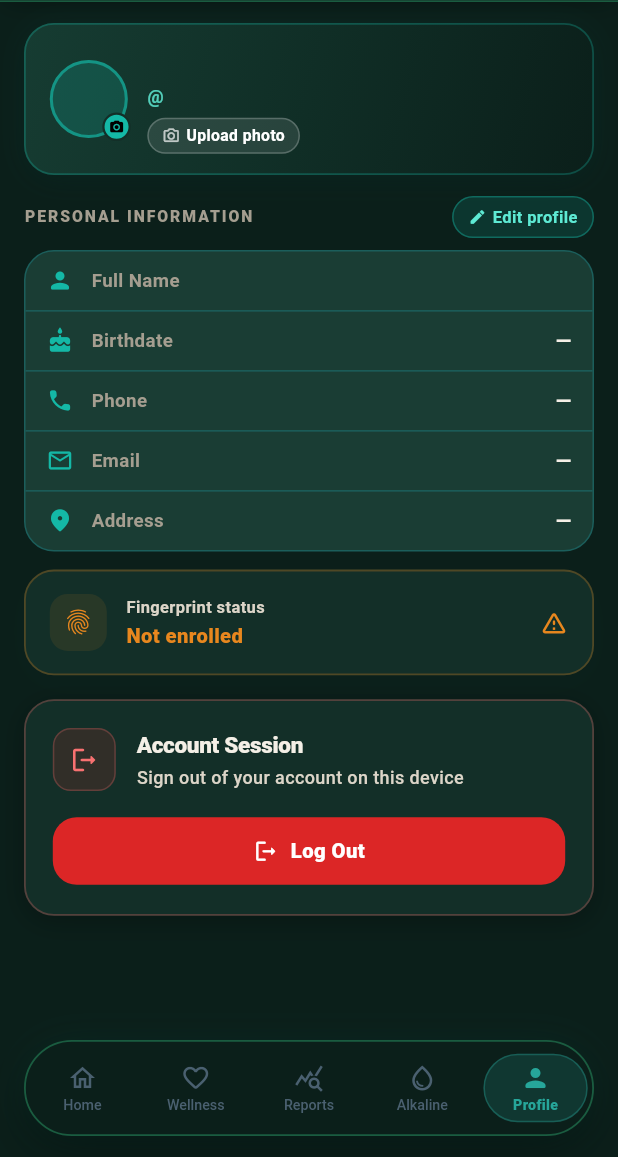
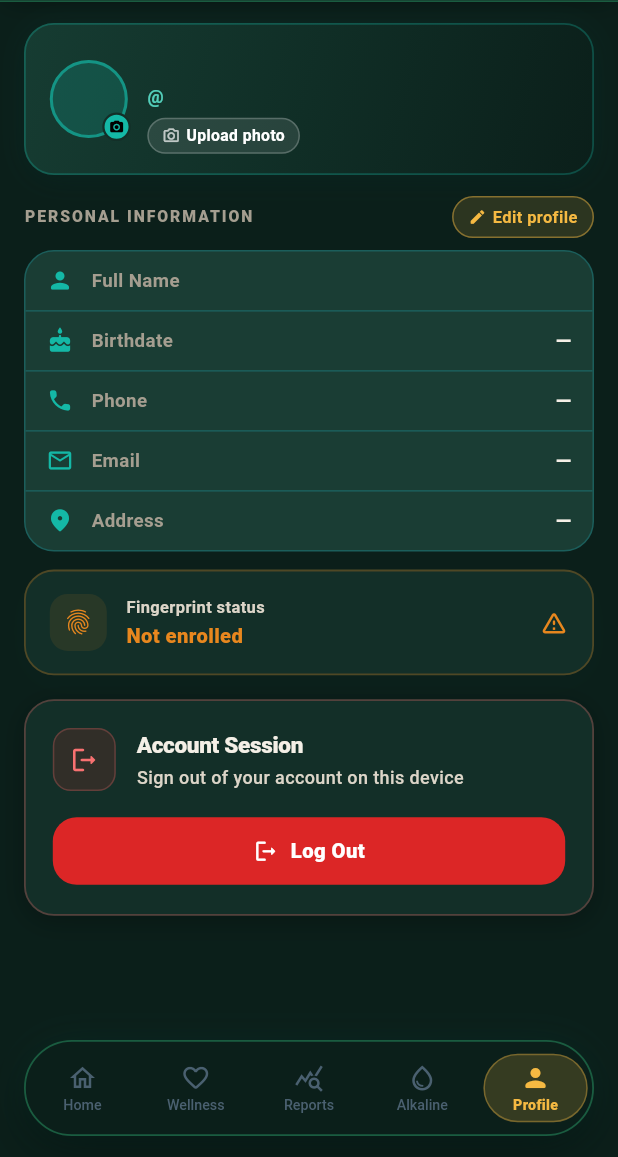
Before and after one commit to shielaatienzahida/wellcare, a Flutter app: the ClientPortalScreen screen opened directly with empty values, item 5 of the bottom bar chosen, on a phone screen of 412 x 824 dp, the part 79-1236 px from its top. Run offline on Flutter 3.47's test engine with Material 3 defaults, Android fonts, the phone set to English and light mode, and no system bars; our stand-ins replace image_picker, shared_preferences; accounts and stored records are empty; network calls fail.

Commit message:
Format birthdate nicely and add amber accents to profile and edit modal

```diff
--- a/wellcare-mobile/lib/screens/client_portal_screen.dart
+++ b/wellcare-mobile/lib/screens/client_portal_screen.dart
@@ -626,7 +626,7 @@ class _ClientPortalScreenState extends State<ClientPortalScreen>
       (label: 'Wellness', icon: Icons.favorite_outline_rounded, active: Icons.favorite_rounded,  color: kMint),
       (label: 'Reports',  icon: Icons.query_stats_outlined,   active: Icons.query_stats_rounded,  color: kEmeraldLight),
       (label: 'Alkaline', icon: Icons.water_drop_outlined,    active: Icons.water_drop_rounded,   color: kTurquoise),
-      (label: 'Profile',  icon: Icons.person_outline_rounded, active: Icons.person_rounded,       color: kKelly),
+      (label: 'Profile',  icon: Icons.person_outline_rounded, active: Icons.person_rounded,       color: kAmber),
     ];
 
     return Container(
@@ -1341,16 +1341,16 @@ class _ClientPortalScreenState extends State<ClientPortalScreen>
                             Container(
                               padding: const EdgeInsets.symmetric(horizontal: 7, vertical: 2),
                               decoration: BoxDecoration(
-                                color: const Color(0xFF14B8A6).withValues(alpha: 0.16),
+                                color: kAmber.withValues(alpha: 0.16),
                                 borderRadius: BorderRadius.circular(AppRadius.pill),
-                                border: Border.all(color: const Color(0xFF14B8A6).withValues(alpha: 0.35)),
+                                border: Border.all(color: kAmber.withValues(alpha: 0.45)),
                               ),
                               child: Text(
                                 'ID: ${_client.clientIdNumber}',
                                 style: const TextStyle(
                                   fontSize: 10,
                                   fontWeight: FontWeight.w700,
-                                  color: kTurquoiseLight,
+                                  color: kAmber,
                                   letterSpacing: 0.4,
                                 ),
                               ),
@@ -1398,14 +1398,14 @@ class _ClientPortalScreenState extends State<ClientPortalScreen>
                 child: Container(
                   padding: const EdgeInsets.symmetric(horizontal: 10, vertical: 5),
                   decoration: BoxDecoration(
-                    color: kTurquoise.withValues(alpha: 0.15),
+                    color: kAmber.withValues(alpha: 0.14),
                     borderRadius: BorderRadius.circular(AppRadius.pill),
-                    border: Border.all(color: kTurquoise.withValues(alpha: 0.4)),
+                    border: Border.all(color: kAmber.withValues(alpha: 0.45)),
                   ),
                   child: const Row(children: [
-                    Icon(Icons.edit_rounded, size: 12, color: kTurquoiseLight),
+                    Icon(Icons.edit_rounded, size: 12, color: kAmber),
                     SizedBox(width: 4),
-                    Text('Edit profile', style: TextStyle(fontSize: 11, fontWeight: FontWeight.w700, color: kTurquoiseLight)),
+                    Text('Edit profile', style: TextStyle(fontSize: 11, fontWeight: FontWeight.w700, color: kAmber)),
                   ]),
                 ),
               ),
@@ -1417,8 +1417,7 @@ class _ClientPortalScreenState extends State<ClientPortalScreen>
             if (_client.clientIdNumber.isNotEmpty)
               _infoRowIcon(Icons.badge_rounded, 'Client ID', _client.clientIdNumber, highlight: true),
             _infoRowIcon(Icons.person_rounded, 'Full Name', _client.fullName),
-            _infoRowIcon(Icons.cake_rounded, 'Birthdate',
-                _client.birthdate.isNotEmpty ? _client.birthdate : '—'),
+            _infoRowIcon(Icons.cake_rounded, 'Birthdate', _formatDisplayDate(_client.birthdate)),
             _infoRowIcon(Icons.phone_rounded, 'Phone',
                 _client.phone.isNotEmpty ? _client.phone : '—'),
             _infoRowIcon(Icons.email_outlined, 'Email',
@@ -2787,6 +2786,38 @@ class _ClientPortalScreenState extends State<ClientPortalScreen>
     );
   }
 
+  String _formatDisplayDate(String? raw) {
+    if (raw == null || raw.trim().isEmpty || raw == '—') return '—';
+    try {
+      final clean = raw.trim();
+      final dt = DateTime.tryParse(clean);
+      if (dt != null) {
+        const months = [
+          'Jan', 'Feb', 'Mar', 'Apr', 'May', 'Jun',
+          'Jul', 'Aug', 'Sep', 'Oct', 'Nov', 'Dec'
+        ];
+        return '${months[dt.month - 1]} ${dt.day}, ${dt.year}';
+      }
+      if (clean.contains('T')) {
+        final datePart = clean.split('T')[0];
+        final parts = datePart.split('-');
+        if (parts.length == 3) {
+          final year = int.tryParse(parts[0]);
+          final month = int.tryParse(parts[1]);
+          final day = int.tryParse(parts[2]);
+          if (year != null && month != null && day != null && month >= 1 && month <= 12) {
+            const months = [
+              'Jan', 'Feb', 'Mar', 'Apr', 'May', 'Jun',
+              'Jul', 'Aug', 'Sep', 'Oct', 'Nov', 'Dec'
+            ];
+            return '${months[month - 1]} $day, $year';
+          }
+        }
+      }
+    } catch (_) {}
+    return raw;
+  }
+
   Widget _infoRowIcon(IconData icon, String label, String value,
       {bool highlight = false, bool last = false}) {
     return Container(
@@ -2796,7 +2827,7 @@ class _ClientPortalScreenState extends State<ClientPortalScreen>
         border: last ? null : const Border(bottom: BorderSide(color: Color(0xFF1B5E5B))),
       ),
       child: Row(crossAxisAlignment: CrossAxisAlignment.center, children: [
-        Icon(icon, size: 18, color: kTurquoise),
+        Icon(icon, size: 18, color: highlight ? kAmber : kTurquoise),
         const SizedBox(width: 12),
         SizedBox(
           width: 90,
@@ -2811,14 +2842,14 @@ class _ClientPortalScreenState extends State<ClientPortalScreen>
                   child: Container(
                     padding: const EdgeInsets.symmetric(horizontal: 12, vertical: 4.5),
                     decoration: BoxDecoration(
-                      color: kTurquoise.withValues(alpha: 0.16),
+                      color: kAmber.withValues(alpha: 0.16),
                       borderRadius: BorderRadius.circular(AppRadius.pill),
-                      border: Border.all(color: kTurquoise.withValues(alpha: 0.4)),
+                      border: Border.all(color: kAmber.withValues(alpha: 0.45)),
                     ),
                     child: Text(value,
                         style: const TextStyle(
                             fontSize: 12, fontWeight: FontWeight.w800,
-                            color: kTurquoiseLight, letterSpacing: 0.8)),
+                            color: kAmber, letterSpacing: 0.8)),
                   ),
                 )
               : Text(value,
@@ -3607,10 +3638,11 @@ class _EditProfileModalContentState extends State<_EditProfileModalContent> {
                   Container(
                     width: 34, height: 34,
                     decoration: BoxDecoration(
-                      color: kTurquoise.withValues(alpha: 0.16),
+                      color: kAmber.withValues(alpha: 0.16),
                       borderRadius: BorderRadius.circular(AppRadius.xs + 2),
-                    ),
-                    child: const Icon(Icons.edit_rounded, color: kTurquoiseLight, size: 19),
+                      border: Border.all(color: kAmber.withValues(alpha: 0.35)),
+                    ),
+                    child: const Icon(Icons.edit_rounded, color: kAmber, size: 19),
                   ),
                   const SizedBox(width: 11),
                   const Text('Edit profile information',
@@ -3720,15 +3752,15 @@ class _EditProfileModalContentState extends State<_EditProfileModalContent> {
                     child: ElevatedButton(
                       onPressed: _saving ? null : _saveProfile,
                       style: ElevatedButton.styleFrom(
-                        backgroundColor: kTurquoise,
-                        foregroundColor: Colors.white,
+                        backgroundColor: kAmber,
+                        foregroundColor: Colors.black,
                         shape: const RoundedRectangleBorder(borderRadius: AppRadius.buttonBR),
                         textStyle: const TextStyle(fontSize: 15, fontWeight: FontWeight.w800),
                       ),
                       child: _saving
                           ? const SizedBox(
                               width: 20, height: 20,
-                              child: CircularProgressIndicator(color: Colors.white, strokeWidth: 2))
+                              child: CircularProgressIndicator(color: Colors.black, strokeWidth: 2))
                           : const Text('Save profile changes'),
                     ),
                   ),
@@ -3765,7 +3797,7 @@ class _EditProfileModalContentState extends State<_EditProfileModalContent> {
         ),
         child: Row(
           children: [
-            Icon(icon, size: 19, color: kTurquoise.withValues(alpha: 0.5)),
+            Icon(icon, size: 19, color: kAmber.withValues(alpha: 0.7)),
             const SizedBox(width: 10),
             Text(value,
                 style: const TextStyle(
@@ -3806,7 +3838,7 @@ class _EditProfileModalContentState extends State<_EditProfileModalContent> {
                   color: enabled ? kTextTertiary : kTextTertiary.withValues(alpha: 0.5),
                 )),
             icon: Icon(Icons.keyboard_arrow_down_rounded,
-                color: enabled ? kTurquoise : kTurquoise.withValues(alpha: 0.4)),
+                color: enabled ? kAmber : kAmber.withValues(alpha: 0.4)),
             isExpanded: true,
             dropdownColor: kDarkSurface,
             style: const TextStyle(fontSize: 14, fontWeight: FontWeight.w600, color: kTextPrimary),
@@ -3829,7 +3861,7 @@ class _EditProfileModalContentState extends State<_EditProfileModalContent> {
         style: const TextStyle(
           fontSize: 11,
           fontWeight: FontWeight.w800,
-          color: kTurquoise,
+          color: kAmber,
           letterSpacing: 1.2,
         ),
       ),
@@ -3870,7 +3902,7 @@ class _EditProfileModalContentState extends State<_EditProfileModalContent> {
                 fontSize: 12.5,
                 color: kTextTertiary,
               ),
-              prefixIcon: Icon(icon, size: 19, color: kTurquoise),
+              prefixIcon: Icon(icon, size: 19, color: kAmber),
               filled: true,
               fillColor: kDarkSurfaceAlt,
               contentPadding: const EdgeInsets.symmetric(horizontal: 14, vertical: 14),
@@ -3884,7 +3916,7 @@ class _EditProfileModalContentState extends State<_EditProfileModalContent> {
               ),
               focusedBorder: OutlineInputBorder(
                 borderRadius: BorderRadius.circular(AppRadius.sm),
-                borderSide: const BorderSide(color: kTurquoise, width: 1.8),
+                borderSide: const BorderSide(color: kAmber, width: 1.8),
               ),
             ),
           ),
```
